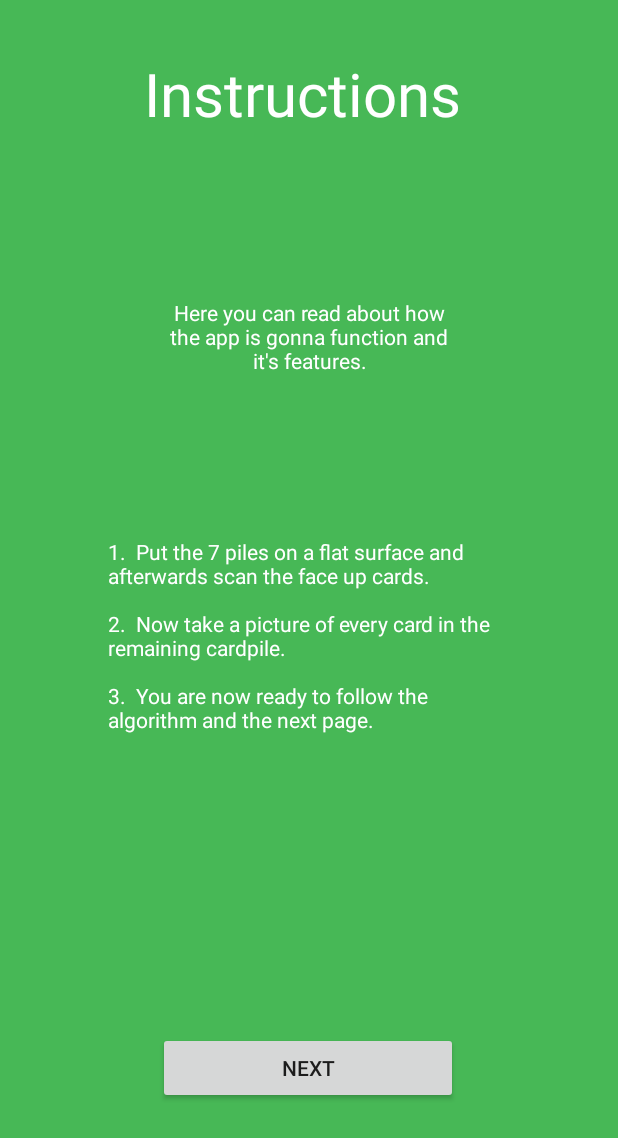
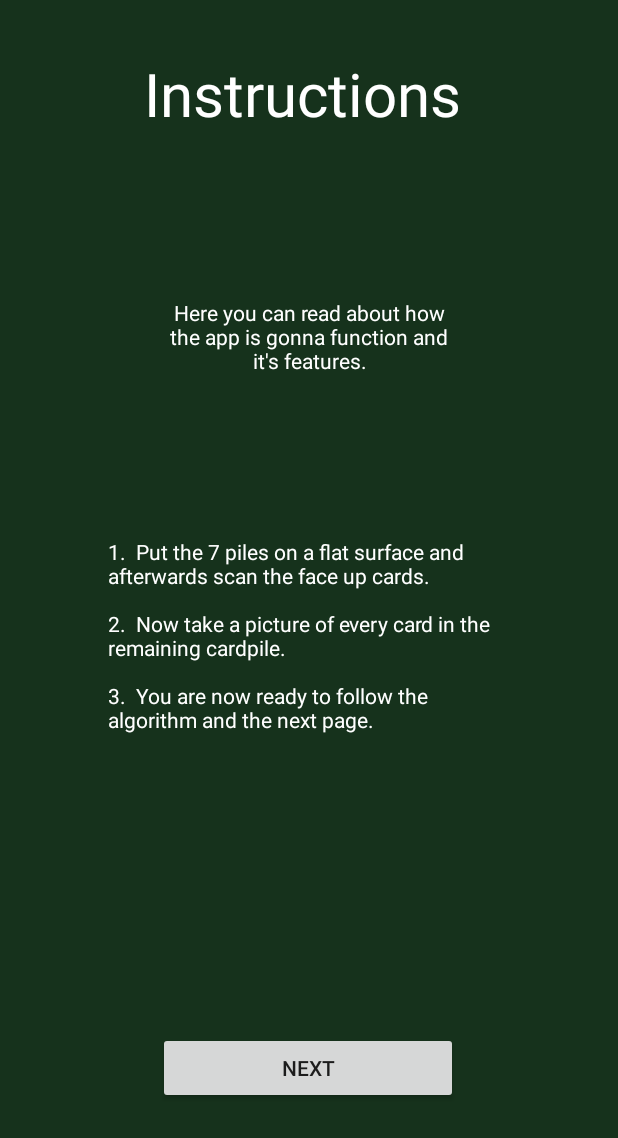
Before and after one commit to lillebrian/CDIO-7-kabale-App, an Android app: the InstructionActivity screen opened directly, with no data from a screen before it, on a phone screen of 412 x 824 dp. Shown: the top 1138 px of the screen. Run offline under Robolectric (Android 15) with nearby library versions, the light colour scheme and no system bars.

Commit message:
changed background

```diff
--- a/app/src/main/res/layout/activity_instruction.xml
+++ b/app/src/main/res/layout/activity_instruction.xml
@@ -5,7 +5,7 @@
     android:id="@+id/boxInsetLayout2"
     android:layout_width="match_parent"
     android:layout_height="match_parent"
-    android:background="#47B856"
+    android:background="#16321C"
     tools:context=".Activities.InstructionActivity"
     tools:deviceIds="wear">
 
--- a/app/src/main/res/layout/activity_start.xml
+++ b/app/src/main/res/layout/activity_start.xml
@@ -5,7 +5,7 @@
     android:id="@+id/boxInsetLayout"
     android:layout_width="match_parent"
     android:layout_height="match_parent"
-    android:background="@drawable/baggrund"
+    android:background="@drawable/baggrundv2"
     android:padding="@dimen/box_inset_layout_padding"
     tools:context=".Activities.StartActivity">
 
```
Also changed, not shown: app/src/main/res/drawable/baggrundv2.png (added).
